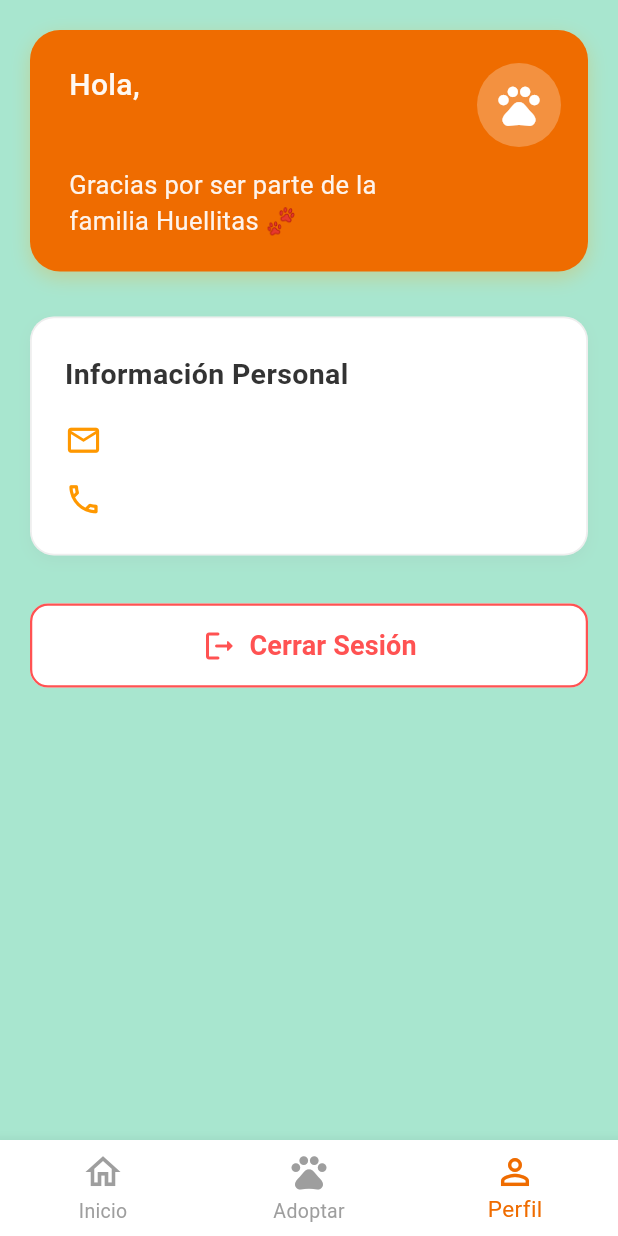
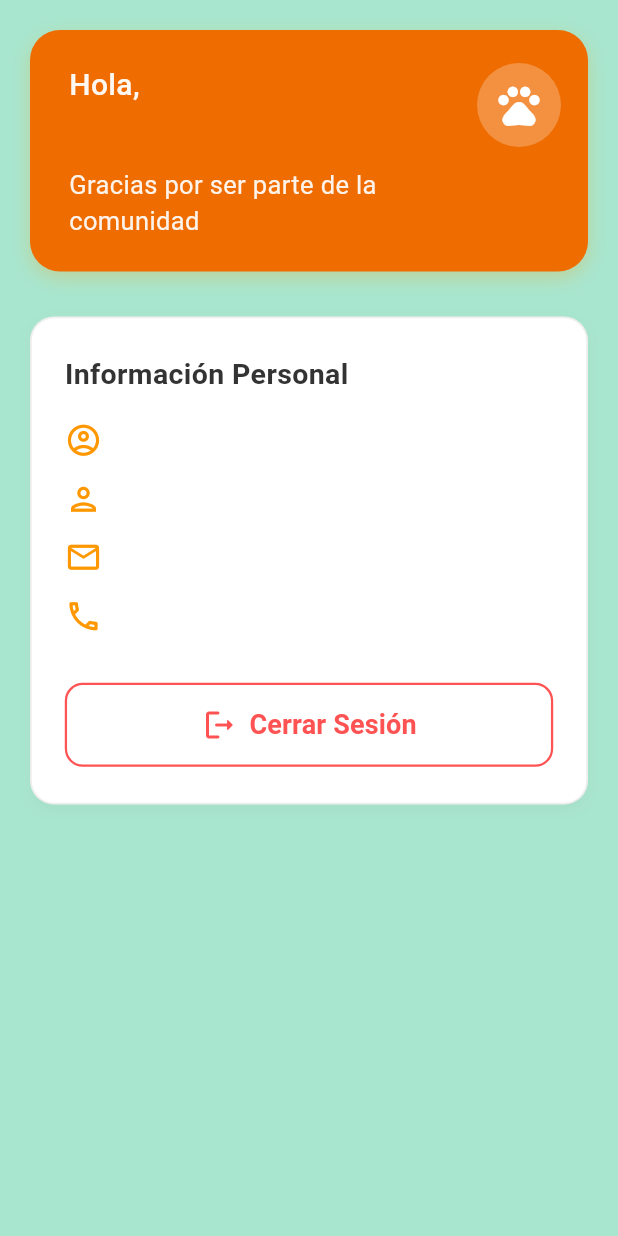
Before and after one commit to luaroca/HuellitAPPmovil, a Flutter app: the PerfilUsuarioView screen opened by its route, on a phone screen of 412 x 824 dp. Run offline on Flutter 3.47's test engine with Material 3 defaults, Android fonts, the phone set to English and light mode, and no system bars; our stand-ins replace cloud_firestore, firebase_auth, firebase_core, geocoding, geolocator, get; accounts and stored records are empty; network calls fail.

```diff
--- a/lib/controllers/auth_controller.dart
+++ b/lib/controllers/auth_controller.dart
@@ -2,6 +2,7 @@ import 'package:firebase_auth/firebase_auth.dart';
 import 'package:cloud_firestore/cloud_firestore.dart';
 import 'package:flutter/material.dart';
 import 'package:get/get.dart';
+import 'package:huellitas/vistas/navegacion/main_navigation_view.dart';
 
 
 class AuthController extends GetxController {
@@ -33,7 +34,6 @@ class AuthController extends GetxController {
       isAdmin.value = false;
     }
   }
-
 Future<void> login(String email, String password) async {
   try {
     final credential = await auth.signInWithEmailAndPassword(email: email, password: password);
@@ -47,7 +47,8 @@ class AuthController extends GetxController {
         if (role == 'admin') {
           Get.offAllNamed('/adminHome', arguments: {'adminName': nombreUsuario});
         } else {
-            Get.offAllNamed('/userHome', arguments: {'userName': nombreUsuario});
+          // Cambio aquí: redirigir a la navegación principal
+          Get.offAll(() => MainNavigationView(userName: nombreUsuario));
         }
       } else {
         Get.snackbar('Error', 'El usuario no tiene datos.', backgroundColor: Colors.red, colorText: Colors.white);
@@ -58,6 +59,7 @@ class AuthController extends GetxController {
         backgroundColor: Colors.red, colorText: Colors.white);
   }
 }
+
 
   Future<void> register({
     required String email,
--- a/lib/main.dart
+++ b/lib/main.dart
@@ -55,6 +55,7 @@ class MyApp extends StatelessWidget {
             final args = Get.arguments as Map<String, dynamic>? ?? {};
             return PerfilUsuarioView(
               nombre: args['nombre'] ?? '',
+              apellido: args['apellidos'] ?? '',
               correo: args['correo'] ?? '',
               telefono: args['telefono'] ?? '',
               esAdmin: args['esAdmin'] == true,
--- a/lib/vistas/perfil_usuario_frm/perfil_widget.dart
+++ b/lib/vistas/perfil_usuario_frm/perfil_widget.dart
@@ -1,7 +1,9 @@
+// perfil_widget.dart
 import 'package:flutter/material.dart';
 
 class PerfilWidget extends StatelessWidget {
   final String nombre;
+  final String apellido;  // Nuevo parámetro
   final String correo;
   final String telefono;
   final bool esAdmin;
@@ -10,6 +12,7 @@ class PerfilWidget extends StatelessWidget {
   const PerfilWidget({
     Key? key,
     required this.nombre,
+    required this.apellido,  // Nuevo parámetro
     required this.correo,
     required this.telefono,
     required this.onLogout,
@@ -24,7 +27,6 @@ class PerfilWidget extends StatelessWidget {
           padding: const EdgeInsets.all(20.0),
           child: Column(
             children: [
-
               Container(
                 width: double.infinity,
                 decoration: BoxDecoration(
@@ -42,13 +44,12 @@ class PerfilWidget extends StatelessWidget {
                 child: Row(
                   crossAxisAlignment: CrossAxisAlignment.start,
                   children: [
-
                     Expanded(
                       child: Column(
                         crossAxisAlignment: CrossAxisAlignment.start,
                         children: [
                           Text(
-                            "Hola,",
+                            'Hola,',
                             style: TextStyle(
                               color: Colors.white.withOpacity(0.95),
                               fontWeight: FontWeight.w500,
@@ -56,7 +57,7 @@ class PerfilWidget extends StatelessWidget {
                             ),
                           ),
                           Text(
-                            nombre.toLowerCase(),
+                            '$nombre $apellido'.toLowerCase(),  // Mostrar nombre y apellido juntos
                             style: const TextStyle(
                               color: Colors.white,
                               fontWeight: FontWeight.bold,
@@ -65,7 +66,7 @@ class PerfilWidget extends StatelessWidget {
                           ),
                           const SizedBox(height: 6),
                           Text(
-                            "Gracias por ser parte de la familia Huellitas 🐾",
+                            'Gracias por ser parte de la comunidad',
                             style: TextStyle(
                               color: Colors.white.withOpacity(0.92),
                               fontWeight: FontWeight.w400,
@@ -83,7 +84,7 @@ class PerfilWidget extends StatelessWidget {
                                 borderRadius: BorderRadius.circular(10),
                               ),
                               child: const Text(
-                                "Administrador",
+                                'Administrador',
                                 style: TextStyle(
                                   color: Colors.white,
                                   fontWeight: FontWeight.w600,
@@ -98,16 +99,16 @@ class PerfilWidget extends StatelessWidget {
                     CircleAvatar(
                       radius: 28,
                       backgroundColor: Colors.white.withOpacity(0.25),
-                      child:
-                          const Icon(Icons.pets, size: 33, color: Colors.white),
+                      child: const Icon(
+                        Icons.pets,
+                        size: 33,
+                        color: Colors.white,
+                      ),
                     ),
                   ],
                 ),
               ),
-
               const SizedBox(height: 30),
-
-
               Container(
                 width: double.infinity,
                 padding:
@@ -115,10 +116,8 @@ class PerfilWidget extends StatelessWidget {
                 decoration: BoxDecoration(
                   color: Colors.white,
                   borderRadius: BorderRadius.circular(16),
-                  border: Border.all(
-                    color: Colors.grey.withOpacity(0.18),
-                    width: 1.2,
-                  ),
+                  border:
+                      Border.all(color: Colors.grey.withOpacity(0.18), width: 1.2),
                   boxShadow: [
                     BoxShadow(
                       color: Colors.grey.withOpacity(0.12),
@@ -139,10 +138,47 @@ class PerfilWidget extends StatelessWidget {
                       ),
                     ),
                     const SizedBox(height: 18),
+                    // Apellido
                     Row(
                       children: [
-                        const Icon(Icons.email_outlined,
+                        const Icon(Icons.account_circle_outlined,
                             size: 25, color: Colors.orange),
+                        const SizedBox(width: 12),
+                        Expanded(
+                          child: Text(
+                            apellido,
+                            style: const TextStyle(
+                              fontSize: 17,
+                              color: Colors.black87,
+                              fontWeight: FontWeight.w500,
+                            ),
+                          ),
+                        ),
+                      ],
+                    ),
+                    const SizedBox(height: 14),
+                    // Nombre
+                    Row(
+                      children: [
+                        const Icon(Icons.person_outlined,
+                            size: 25, color: Colors.orange),
+                        const SizedBox(width: 12),
+                        Expanded(
+                          child: Text(
+                            nombre,
+                            style: const TextStyle(
+                              fontSize: 17,
+                              color: Colors.black87,
+                              fontWeight: FontWeight.w500,
+                            ),
+                          ),
+                        ),
+                      ],
+                    ),
+                    const SizedBox(height: 14),
+                    Row(
+                      children: [
+                        const Icon(Icons.email_outlined, size: 25, color: Colors.orange),
                         const SizedBox(width: 12),
                         Expanded(
                           child: Text(
@@ -159,8 +195,7 @@ class PerfilWidget extends StatelessWidget {
                     const SizedBox(height: 14),
                     Row(
                       children: [
-                        const Icon(Icons.phone_outlined,
-                            size: 25, color: Colors.orange),
+                        const Icon(Icons.phone_outlined, size: 25, color: Colors.orange),
                         const SizedBox(width: 12),
                         Expanded(
                           child: Text(
@@ -174,13 +209,7 @@ class PerfilWidget extends StatelessWidget {
                         ),
                       ],
                     ),
-                  ],
-                ),
-              ),
-
                     const SizedBox(height: 32),
-
-
                     SizedBox(
                       width: double.infinity,
                       child: OutlinedButton.icon(
@@ -196,7 +225,8 @@ class PerfilWidget extends StatelessWidget {
                           ),
                         ),
                         style: OutlinedButton.styleFrom(
-                    side: const BorderSide(color: Colors.redAccent, width: 1.5),
+                          side:
+                              const BorderSide(color: Colors.redAccent, width: 1.5),
                           padding: const EdgeInsets.symmetric(vertical: 15),
                           shape: RoundedRectangleBorder(
                             borderRadius: BorderRadius.circular(12),
@@ -209,6 +239,9 @@ class PerfilWidget extends StatelessWidget {
                   ],
                 ),
               ),
+            ],
+          ),
+        ),
       ),
     );
   }
--- a/lib/vistas/perfil_usuario_frm/perfilusuariovista.dart
+++ b/lib/vistas/perfil_usuario_frm/perfilusuariovista.dart
@@ -1,12 +1,13 @@
+// perfilusuariovista.dart
 import 'package:flutter/material.dart';
 import 'package:get/get.dart';
 import 'package:flutter/services.dart';
 import 'package:huellitas/controllers/auth_controller.dart';
 import 'package:huellitas/vistas/perfil_usuario_frm/perfil_widget.dart';
 
-
 class PerfilUsuarioView extends StatelessWidget {
   final String nombre;
+  final String apellido;  // Nuevo parámetro
   final String correo;
   final String telefono;
   final bool esAdmin;
@@ -14,6 +15,7 @@ class PerfilUsuarioView extends StatelessWidget {
   const PerfilUsuarioView({
     Key? key,
     required this.nombre,
+    required this.apellido,  // Nuevo parámetro
     required this.correo,
     required this.telefono,
     this.esAdmin = false,
@@ -40,68 +42,11 @@ class PerfilUsuarioView extends StatelessWidget {
         ),
         body: PerfilWidget(
           nombre: nombre,
+          apellido: apellido,  // Pasar nuevo parámetro
           correo: correo,
           telefono: telefono,
           esAdmin: esAdmin,
-          onLogout: () => authController.logout(),
-        ),
-
-
-        bottomNavigationBar: BottomNavigationBar(
-          backgroundColor: Colors.white,
-          type: BottomNavigationBarType.fixed,
-          iconSize: 28,
-          selectedFontSize: 15,
-          unselectedFontSize: 13,
-          selectedItemColor: Colors.orange[800],
-          unselectedItemColor: Colors.grey,
-          items: [
-            const BottomNavigationBarItem(
-              icon: Icon(Icons.home_outlined),
-              label: 'Inicio',
-            ),
-            if (esAdmin)
-              const BottomNavigationBarItem(
-                icon: Icon(Icons.card_giftcard),
-                label: 'Donativos',
-              )
-            else
-              const BottomNavigationBarItem(
-                icon: Icon(Icons.pets),
-                label: 'Adoptar',
-              ),
-            const BottomNavigationBarItem(
-              icon: Icon(Icons.person_outline),
-              label: 'Perfil',
-            ),
-          ],
-          currentIndex: 2,
-          onTap: (index) async {
-            final user = authController.auth.currentUser;
-            if (user == null) return;
-            final doc = await authController.firestore
-                .collection('users')
-                .doc(user.uid)
-                .get();
-            final data = doc.data();
-            if (data == null) return;
-            final nombre = data['nombres'] ?? '';
-            final esAdminUser = (data['role'] ?? '') == 'admin';
-
-            if (index == 0) {
-              if (esAdminUser) {
-                Get.offAllNamed('/adminHome', arguments: {'adminName': nombre});
-              } else {
-                Get.offAllNamed('/userHome', arguments: {'userName': nombre});
-              }
-            } else if (index == 1) {
-              if (esAdminUser) {
-                Get.toNamed('/gestionDonativos');
-              } else {
-                Get.toNamed('/adoptar');
-              }
-            }
-          },
+          onLogout: authController.logout,
         ),
       ),
     );
```
Also changed, not shown: lib/vistas/home/home_view.dart (+1 -32 lines), lib/vistas/navegacion/main_navigation_view.dart (added, +83 -0 lines). Lines whose indentation alone changed are shown as unchanged.
